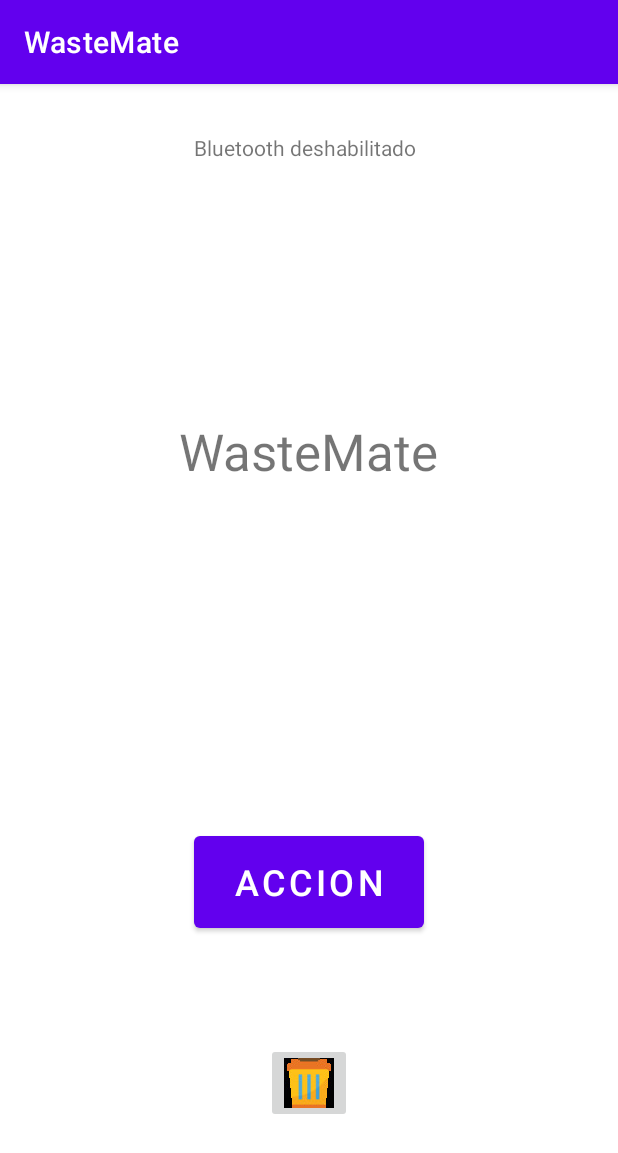
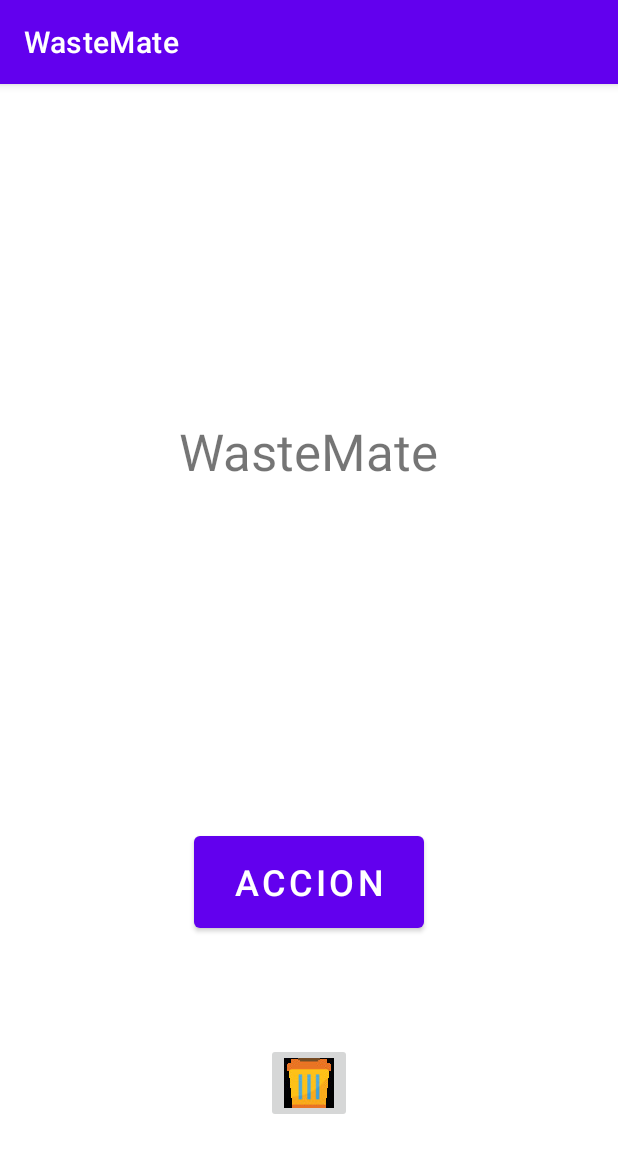
Before and after one commit to AgustinCocciardi/WasteMate, an Android app: the screen it shows after launch (MainActivity), on a phone screen of 412 x 824 dp. Shown: the top 1153 px of the screen. Run offline under Robolectric (Android 15) with nearby library versions, the phone set to English and light mode, and no system bars.

Commit message:
Remuevo lo del bluetooth de la activity principal

```diff
--- a/Android/app/src/main/java/soadv/grupom2/wastemate/MainActivity.java
+++ b/Android/app/src/main/java/soadv/grupom2/wastemate/MainActivity.java
@@ -15,8 +15,6 @@ public class MainActivity extends AppCompatActivity {
     private Button boton;
     private ImageButton botonCapacidad;
 
-    private TextView estadoBluetooth;
-
     @Override
     protected void onCreate(Bundle savedInstanceState) {
         super.onCreate(savedInstanceState);
@@ -24,7 +22,6 @@ public class MainActivity extends AppCompatActivity {
 
         boton = (Button) findViewById(R.id.boton);
         botonCapacidad = (ImageButton) findViewById(R.id.botonCapacidad);
-        estadoBluetooth = (TextView) findViewById(R.id.bluetoothEstado);
         boton.setOnClickListener(new View.OnClickListener() {
             @Override
             public void onClick(View view) {
--- a/Android/app/src/main/res/layout/activity_main.xml
+++ b/Android/app/src/main/res/layout/activity_main.xml
@@ -46,16 +46,4 @@
         app:layout_constraintVertical_bias="0.16"
         app:srcCompat="@mipmap/tachito" />
 
-    <TextView
-        android:id="@+id/bluetoothEstado"
-        android:layout_width="wrap_content"
-        android:layout_height="wrap_content"
-        android:text="Bluetooth deshabilitado"
-        app:layout_constraintBottom_toTopOf="@+id/textView"
-        app:layout_constraintEnd_toEndOf="parent"
-        app:layout_constraintHorizontal_bias="0.49"
-        app:layout_constraintStart_toStartOf="parent"
-        app:layout_constraintTop_toTopOf="parent"
-        app:layout_constraintVertical_bias="0.179" />
-
 </androidx.constraintlayout.widget.ConstraintLayout>
```
